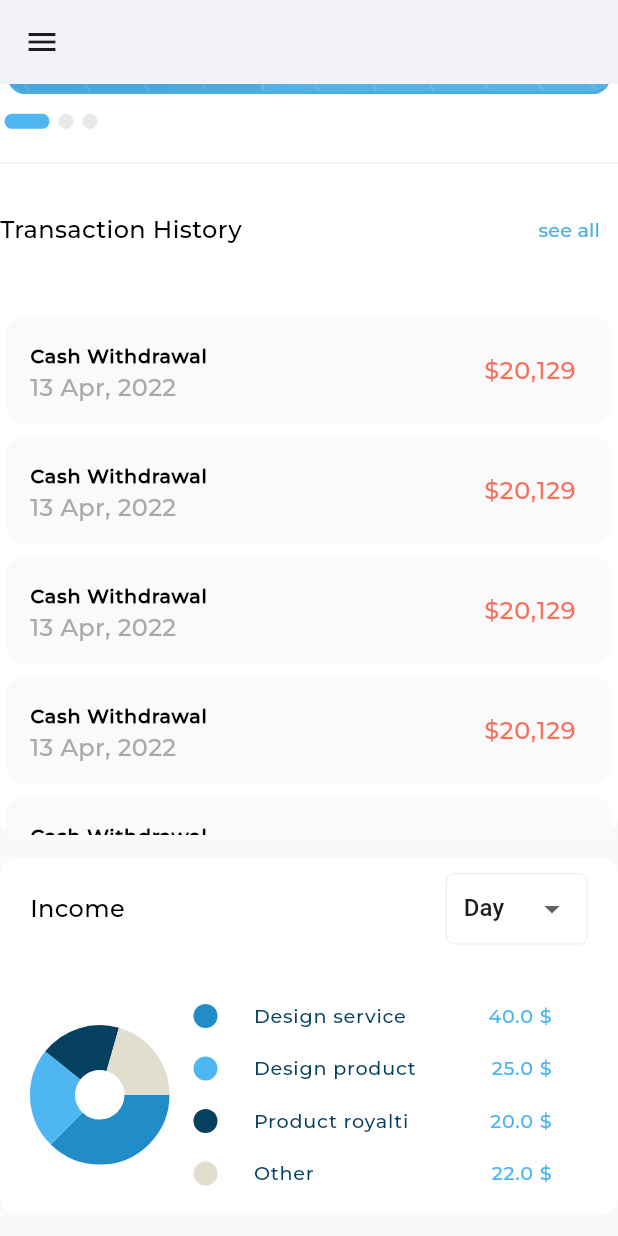
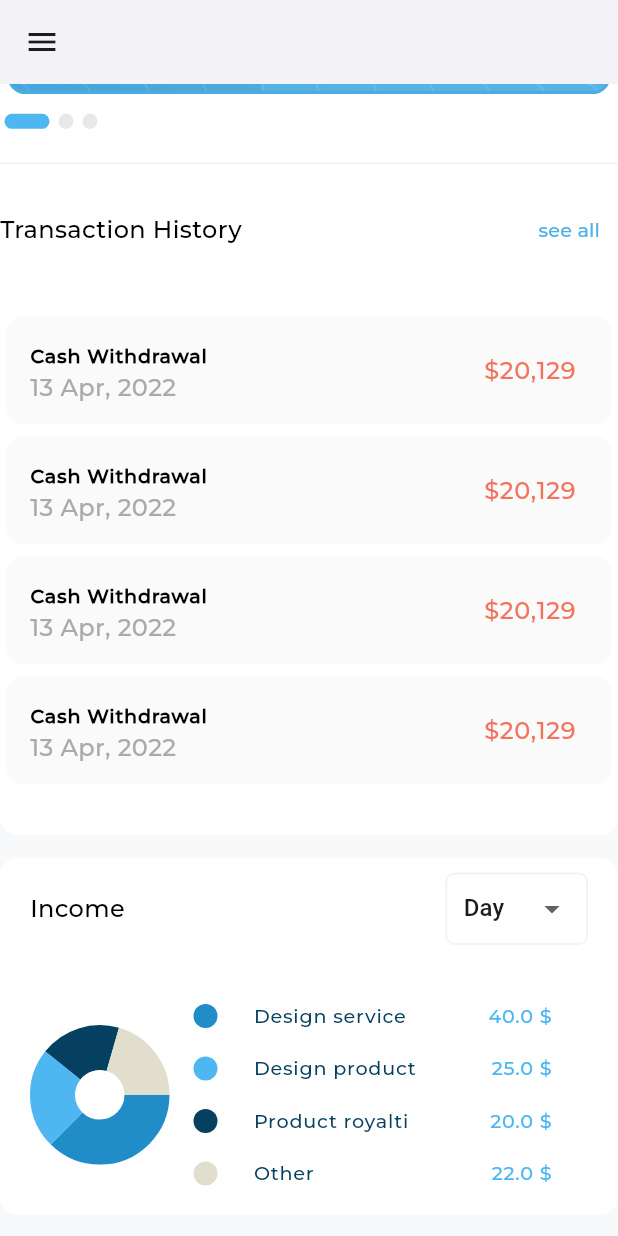
Before and after one commit to taherElzoghby27/responsive-adaptive-project, a Flutter app: the screen it shows after launch, scrolled down 1090 dp, on a phone screen of 412 x 824 dp. Run offline on Flutter 3.47's test engine with Material 3 defaults, Android fonts, the phone set to English and light mode, and no system bars; drawn by our look-alikes of expandable_page_view, fl_chart; our stand-ins replace device_preview, flutter_svg; project files that could hold a hidden picture were left out.

Commit message:
refactor: Simplify and restructure transaction layout

```diff
--- a/lib/responsive_dash_board/widgets/income_section_data.dart
+++ b/lib/responsive_dash_board/widgets/income_section_data.dart
@@ -1,9 +1,6 @@
 import 'package:flutter/material.dart';
-
 import '../models/chart_model.dart';
-import '../utils/size_config.dart';
 import 'chart_section.dart';
-import 'detailed_income_chart.dart';
 import 'income_data.dart';
 
 class IncomeSectionData extends StatelessWidget {
@@ -33,28 +30,17 @@ class IncomeSectionData extends StatelessWidget {
 
   @override
   Widget build(BuildContext context) {
-    double width = MediaQuery.sizeOf(context).width;
-    return width >= SizeConfig.desktop && width < 1750
-        ? const Expanded(
-            child: Padding(
-            padding: EdgeInsets.all(10),
-            child: DetailedIncomeChart(),
-          ))
-        : Row(
+    return Row(
       children: [
         Expanded(
           child: AspectRatio(
             aspectRatio: 1,
-                  child: ChartSection(
-                    chartsData: chartsData,
-                  ),
+            child: ChartSection(chartsData: chartsData),
           ),
         ),
         Expanded(
           flex: 3,
-                child: IncomeData(
-                  chartsData: chartsData,
-                ),
+          child: IncomeData(chartsData: chartsData),
         ),
       ],
     );
--- a/lib/responsive_dash_board/widgets/my_transaction_history.dart
+++ b/lib/responsive_dash_board/widgets/my_transaction_history.dart
@@ -32,9 +32,7 @@ class MyTransactionHistoryWidget extends StatelessWidget {
           ],
         ),
         verticalSpace(30),
-        const Expanded(
-          child: TransactionListView(),
-        ),
+        const TransactionListView(),
       ],
     );
   }
--- a/lib/responsive_dash_board/widgets/transactions_list_view.dart
+++ b/lib/responsive_dash_board/widgets/transactions_list_view.dart
@@ -4,14 +4,18 @@ import 'transaction_card.dart';
 
 class TransactionListView extends StatelessWidget {
   const TransactionListView({super.key});
-
+  static List<TransactionCard> transactions = List.generate(
+    4,
+    (i) => const TransactionCard(),
+  );
   @override
   Widget build(BuildContext context) {
-    return ListView.builder(
-      itemBuilder: (context, index) {
-        return const TransactionCard();
-      },
-      itemCount: 15,
+    return Column(
+      children: transactions
+          .map(
+            (e) => const TransactionCard(),
+          )
+          .toList(),
     );
   }
 }
```
Also changed, not shown: lib/responsive_dash_board/widgets/dashboard_desktop.dart (+14 -0 lines), lib/responsive_dash_board/widgets/my_card_transactions_income.dart (+3 -5 lines). Lines whose indentation alone changed are shown as unchanged.
